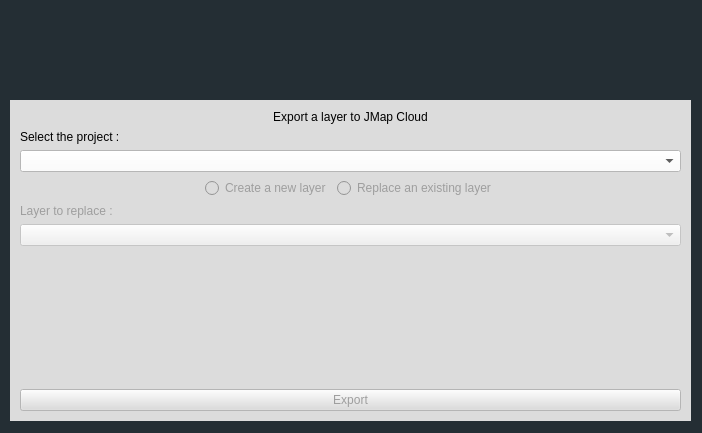
This is ui/ui_files/export_layer_dialog_base.ui in k2geospatial/jmapcloud-qgis-plugin as Qt 5 draws it before an edit. The edited form follows.
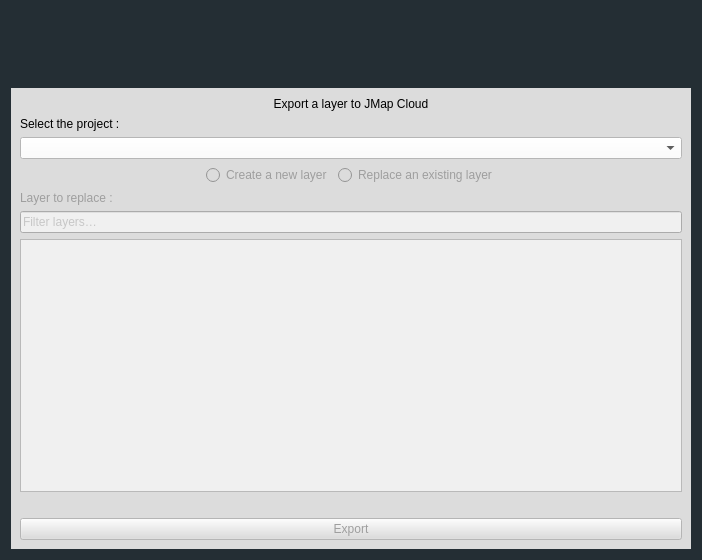
This is the edited form. Icons and pictures are not drawn.

Commit message:
JMAP8-3845: Added a browsable, searchable layer tree to easily find the layer to replace when exporting to an existing JMap Cloud layer (#31)
* Add async method to retrieve project layers and groups

* Enhance layer export dialog with tree model and filtering capabilities

* Update export layer dialog UI: resize dialog, enhance layout, and add layer filtering

* Update French translations and adjust line references in export layer dialog

* Bump version to 1.0.7 and update changelog with new feature for layer tree export

```diff
--- a/ui/ui_files/export_layer_dialog_base.ui
+++ b/ui/ui_files/export_layer_dialog_base.ui
@@ -7,7 +7,7 @@
     <x>0</x>
     <y>0</y>
     <width>702</width>
-    <height>433</height>
+    <height>560</height>
    </rect>
   </property>
   <property name="windowTitle">
@@ -16,14 +16,20 @@
   <property name="styleSheet">
    <string notr="true">background-color:rgb(36, 46, 52)</string>
   </property>
+  <layout class="QVBoxLayout" name="mainLayout">
+   <item>
   <widget class="QLabel" name="jmap_image_label">
-   <property name="geometry">
-    <rect>
-     <x>10</x>
-     <y>10</y>
+     <property name="minimumSize">
+      <size>
      <width>121</width>
      <height>71</height>
-    </rect>
+      </size>
+     </property>
+     <property name="maximumSize">
+      <size>
+       <width>121</width>
+       <height>71</height>
+      </size>
    </property>
    <property name="text">
     <string/>
@@ -32,28 +38,13 @@
     <pixmap resource="../../resources.qrc">:/images/images/Logo_JMap_Cloud.svg</pixmap>
    </property>
   </widget>
+   </item>
+   <item>
   <widget class="QWidget" name="widget" native="true">
-   <property name="geometry">
-    <rect>
-     <x>10</x>
-     <y>100</y>
-     <width>681</width>
-     <height>321</height>
-    </rect>
-   </property>
    <property name="styleSheet">
     <string notr="true">background-color:rgb(220, 220, 220)
 </string>
    </property>
-   <widget class="QWidget" name="verticalLayoutWidget">
-    <property name="geometry">
-     <rect>
-      <x>10</x>
-      <y>10</y>
-      <width>661</width>
-      <height>301</height>
-     </rect>
-    </property>
     <layout class="QVBoxLayout" name="verticalLayout">
      <property name="sizeConstraint">
       <enum>QLayout::SizeConstraint::SetDefaultConstraint</enum>
@@ -216,39 +207,67 @@
         </widget>
        </item>
        <item>
-        <widget class="QComboBox" name="target_layer_replace_combo_box">
+         <widget class="QLineEdit" name="layer_filter_line_edit">
          <property name="enabled">
           <bool>false</bool>
          </property>
          <property name="styleSheet">
-          <string notr="true">QComboBox {
+           <string notr="true">QLineEdit {
 	background-color: white;
     color: black;
 }
 
-QComboBox:disabled {
+QLineEdit:disabled {
     background: #f0f0f0;
     color: #9e9e9e;
 }
-
 </string>
          </property>
-        </widget>
-       </item>
-      </layout>
+          <property name="placeholderText">
+           <string>Filter layers…</string>
+          </property>
+          <property name="clearButtonEnabled">
+           <bool>true</bool>
+          </property>
+         </widget>
      </item>
      <item>
-      <spacer name="verticalSpacer">
-       <property name="orientation">
-        <enum>Qt::Orientation::Vertical</enum>
-       </property>
-       <property name="sizeHint" stdset="0">
-        <size>
-         <width>20</width>
-         <height>40</height>
-        </size>
-       </property>
-      </spacer>
+         <widget class="QTreeView" name="target_layer_tree_view">
+          <property name="enabled">
+           <bool>false</bool>
+          </property>
+          <property name="sizePolicy">
+           <sizepolicy hsizetype="Expanding" vsizetype="Expanding">
+            <horstretch>0</horstretch>
+            <verstretch>1</verstretch>
+           </sizepolicy>
+          </property>
+          <property name="styleSheet">
+           <string notr="true">QTreeView {
+	background-color: white;
+    color: black;
+}
+
+QTreeView:disabled {
+    background: #f0f0f0;
+    color: #9e9e9e;
+}
+
+QTreeView::item:selected {
+    background-color: rgb(0, 120, 215);
+    color: white;
+}
+</string>
+          </property>
+          <property name="editTriggers">
+           <set>QAbstractItemView::EditTrigger::NoEditTriggers</set>
+          </property>
+          <property name="headerHidden">
+           <bool>true</bool>
+          </property>
+         </widget>
+        </item>
+       </layout>
      </item>
      <item>
       <widget class="QLabel" name="error_label">
@@ -293,7 +312,8 @@
      </item>
     </layout>
    </widget>
-  </widget>
+   </item>
+  </layout>
  </widget>
  <resources>
   <include location="../../resources.qrc"/>
```
Left out of the diff: 18 changed lines with no effect on the pictures. Lines whose indentation alone changed are shown as unchanged. The commit also changes 6 other files.
